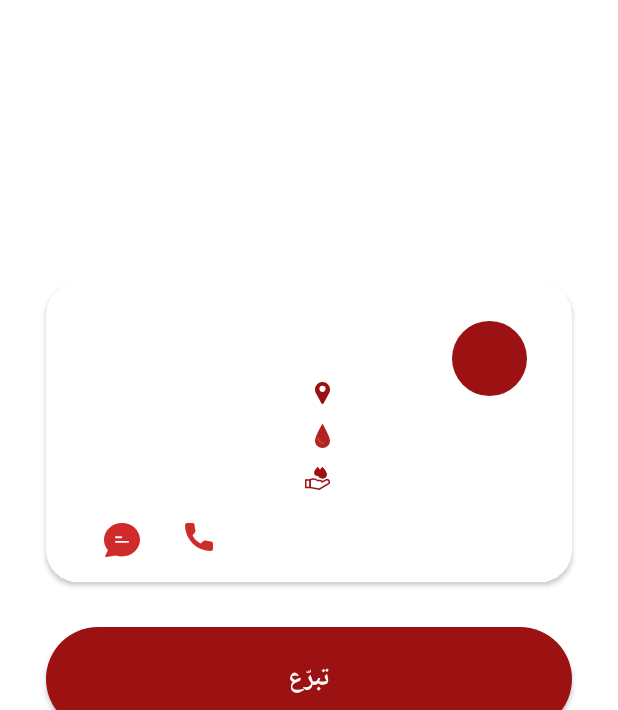
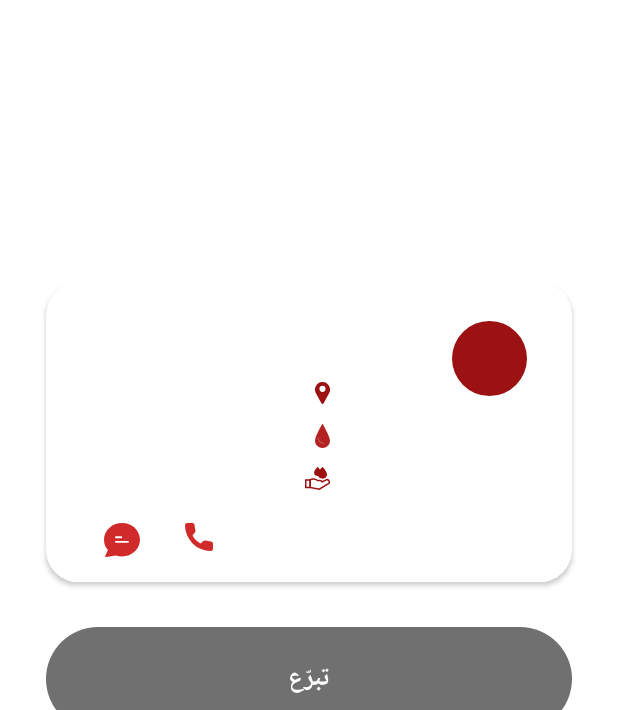
Before and after one commit to AhmedElqaffas/Shoryan, an Android app: the fragment RequestFulfillmentFragment placed in its activity, on a phone screen of 412 x 824 dp, the part 526-1236 px from its top. Run offline under Robolectric (Android 15) with nearby library versions, the phone set to English and light mode, and no system bars; our stand-ins replace Shimmer, navigation-ui; 2 statements that could not run were skipped.

Commit message:
Added a snackbar to RequestFulfillmentFragment to inform the user if they can donate or not. Also disabled the donate button by default

```diff
--- a/app/src/main/java/com/example/sharyan/ui/RequestFulfillmentFragment.kt
+++ b/app/src/main/java/com/example/sharyan/ui/RequestFulfillmentFragment.kt
@@ -14,6 +14,7 @@ import com.google.android.gms.maps.model.LatLng
 import com.google.android.gms.maps.model.MarkerOptions
 import com.google.android.material.bottomsheet.BottomSheetBehavior
 import com.google.android.material.bottomsheet.BottomSheetDialogFragment
+import com.google.android.material.snackbar.Snackbar
 import kotlinx.android.synthetic.main.fragment_request_fulfillment.*
 import kotlinx.coroutines.CoroutineScope
 import kotlinx.coroutines.Dispatchers
@@ -48,12 +49,11 @@ class RequestFulfillmentFragment : BottomSheetDialogFragment(){
     private var apiCallJob: Job? = null
     private val requestViewModel: RequestFulfillmentViewModel by viewModels()
     private lateinit var mapInstance: GoogleMap
+    private var checkingAbilitySnackbar: Snackbar? = null
 
     override fun onCreate(savedInstanceState: Bundle?) {
         super.onCreate(savedInstanceState)
-
         request = getClickedRequest()
-
     }
 
     override fun onCreateView(
@@ -70,14 +70,10 @@ class RequestFulfillmentFragment : BottomSheetDialogFragment(){
         apiCallJob?.cancel()
     }
 
-    override fun onStart() {
-        super.onStart()
+    override fun onViewCreated(view: View, savedInstanceState: Bundle?) {
+        super.onViewCreated(view, savedInstanceState)
         setWindowSize()
-    }
-
-    override fun onResume() {
-        super.onResume()
-
+        checkIfUserCanFulfilRequest()
         setupMap()
         getDonationDetails()
     }
@@ -101,6 +97,13 @@ class RequestFulfillmentFragment : BottomSheetDialogFragment(){
                 mapInstance.setPadding(0, 0, 0, (mapFragmentContainer!!.height/4))
             }
         })
+    }
+
+    private fun checkIfUserCanFulfilRequest(){
+        checkingAbilitySnackbar = Snackbar.make(design_bottom_sheet,
+                resources.getString(R.string.checking_donating_ability),
+                Snackbar.LENGTH_INDEFINITE)
+        checkingAbilitySnackbar?.show()
     }
 
     private fun getClickedRequest(): DonationRequest{
--- a/app/src/main/res/layout/fragment_request_fulfillment.xml
+++ b/app/src/main/res/layout/fragment_request_fulfillment.xml
@@ -5,7 +5,8 @@
     xmlns:tools="http://schemas.android.com/tools"
     android:layout_height="match_parent"
     android:layout_width="match_parent"
-    android:background="@android:color/transparent">
+    android:background="@android:color/transparent"
+    android:id="@+id/bottomSheetParent">
 
     <androidx.constraintlayout.widget.ConstraintLayout
         android:layout_width="match_parent"
@@ -40,7 +41,8 @@
             <androidx.constraintlayout.widget.ConstraintLayout
                 android:layout_width="match_parent"
                 android:layout_height="match_parent"
-                android:paddingBottom="40dp">
+                android:paddingBottom="40dp"
+                android:id="@+id/scrollViewChild">
 
                 <androidx.constraintlayout.widget.ConstraintLayout
                     android:layout_width="match_parent"
@@ -188,16 +190,17 @@
                     android:layout_width="0dp"
                     android:layout_height="wrap_content"
                     android:layout_marginTop="30dp"
-                    android:background="@drawable/button_curved_red"
                     app:layout_constraintLeft_toLeftOf="@id/requestDetailsCard"
                     app:layout_constraintRight_toRightOf="@id/requestDetailsCard"
                     app:layout_constraintTop_toBottomOf="@id/requestDetailsCard"
+                    android:background="@drawable/button_disabled_selector"
                     android:fontFamily="arial"
                     android:textSize="17sp"
                     android:textStyle="bold"
                     android:textColor="#FFFFFF"
                     android:text="@string/donate"
-                    android:paddingVertical="20dp"/>
+                    android:paddingVertical="20dp"
+                    android:enabled="false"/>
 
                 <TextView
                     android:id="@+id/waitingConfirmationSentence"
--- a/app/src/main/res/values/strings.xml
+++ b/app/src/main/res/values/strings.xml
@@ -8,6 +8,7 @@
     <string name="bags_number">عدد الوحدات</string>
     <string name="cancel_donation">إلغاء التبرّع</string>
     <string name="checking_requesting_permission">جاري التأكد من عدد طلباتك اليوم</string>
+    <string name="checking_donating_ability">جاري التأكد من قدرتك على تلبية الطلب</string>
     <string name="choose_location">اختر المكان</string>
     <string name="confirm_password">تأكيد كلمة السر</string>
     <string name="covid_precautions">إحتياطات كورونا</string>
```
